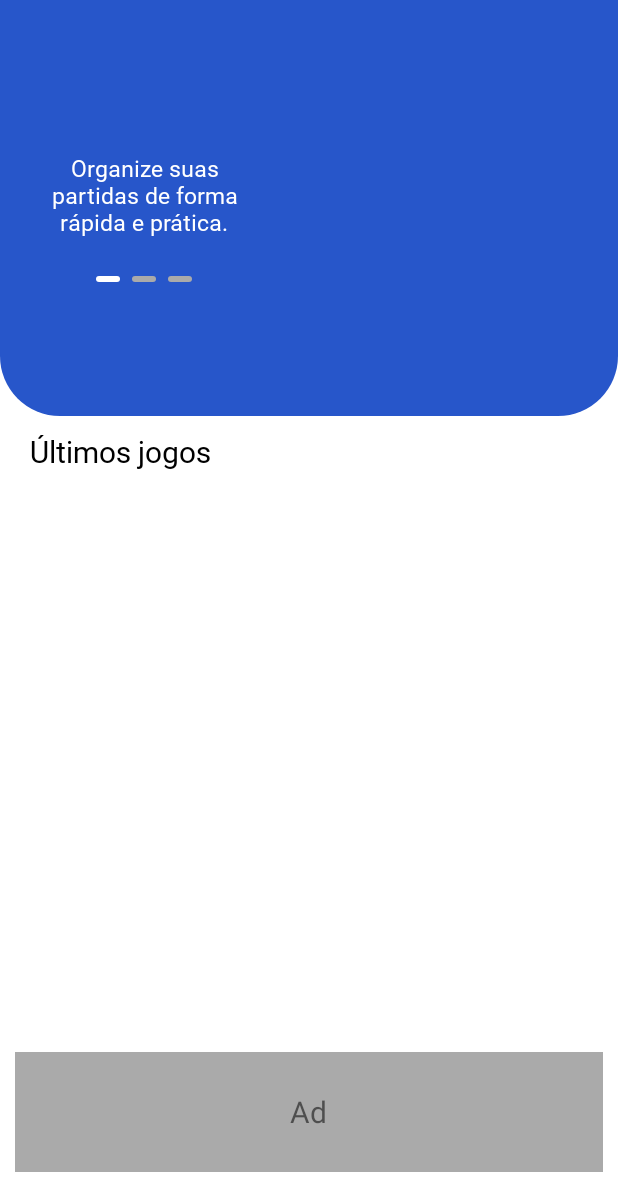
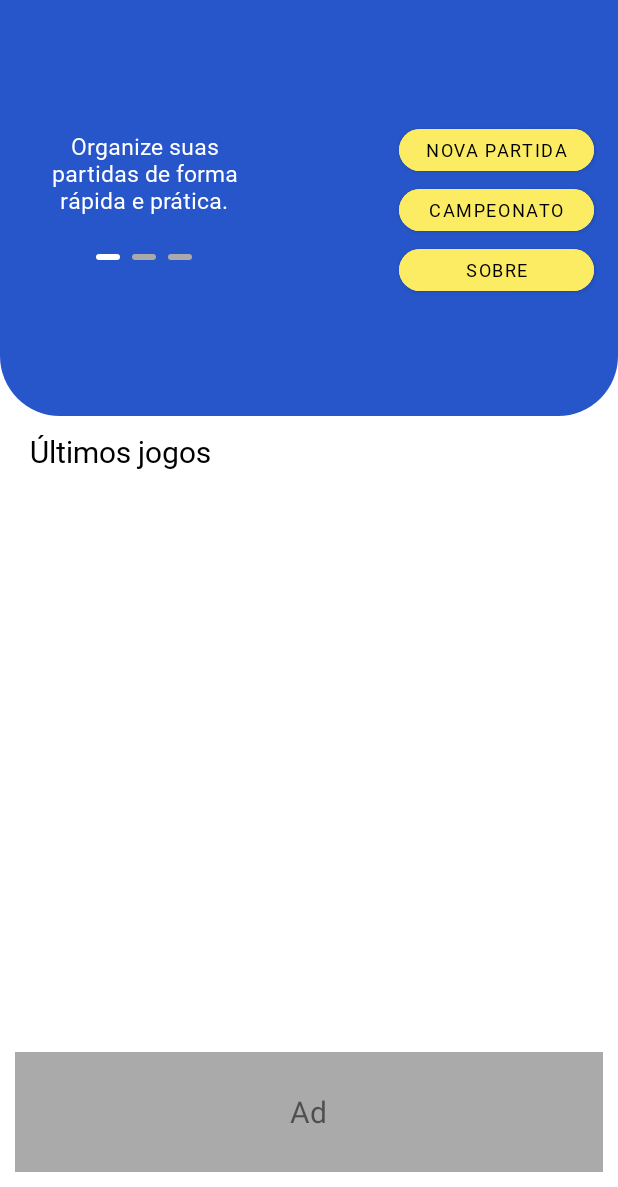
Before and after one commit to samirmaciel/FutStreet-app, an Android app: the screen it shows after launch (MainActivity), on a phone screen of 412 x 824 dp, the part 49-1236 px from its top. Run offline under Robolectric (Android 15) with nearby library versions, the phone set to English and light mode, and no system bars.

Commit message:
Home menu created

```diff
--- a/app/src/main/java/com/samirmaciel/futstreet/modules/home/HomeFragment.kt
+++ b/app/src/main/java/com/samirmaciel/futstreet/modules/home/HomeFragment.kt
@@ -1,9 +1,11 @@
 package com.samirmaciel.futstreet.modules.home
 
 import android.os.Bundle
+import android.util.Log
 import android.view.View
 import androidx.fragment.app.Fragment
 import androidx.fragment.app.activityViewModels
+import androidx.navigation.Navigation
 import androidx.navigation.findNavController
 import androidx.navigation.fragment.findNavController
 import com.samirmaciel.futstreet.R
@@ -23,7 +25,17 @@ class HomeFragment : Fragment(R.layout.fragment_home) {
         super.onViewCreated(view, savedInstanceState)
         _binding = FragmentHomeBinding.bind(view)
         initPagerSlide(viewModel.getDescriptions())
+        Log.d("HOMEFRAGMENT", "onViewCreated: "+ binding.viewPageDescription.currentItem )
+
+    }
+
+    override fun onStart() {
+        super.onStart()
         timer.scheduleAtFixedRate(SlideTimer(this), 4000, 6000)
+        Log.d("HOMEFRAGMENT", "onStart: ")
+        binding.buttonNewPlay.setOnClickListener{
+            findNavController().navigate(R.id.action_homeFragment_to_gameSettingFragment)
+        }
     }
 
 
@@ -51,13 +63,20 @@ class HomeFragment : Fragment(R.layout.fragment_home) {
 
     }
 
+    override fun onResume() {
+        super.onResume()
+        timer.scheduleAtFixedRate(SlideTimer(this), 4000, 6000 )
+    }
+
     override fun onPause() {
         super.onPause()
+        Log.d("HOMEFRAGMENT", "onPause: ")
         timer.cancel()
     }
 
     override fun onDestroy() {
         super.onDestroy()
+        Log.d("HOMEFRAGMENT", "onDestroy: ")
         timer.cancel()
         _binding = null
     }
--- a/app/src/main/res/layout/activity_main.xml
+++ b/app/src/main/res/layout/activity_main.xml
@@ -37,7 +37,7 @@
         android:textColor="@color/black"
         android:textSize="20sp"
        android:layout_marginVertical="10dp"
-        android:fontFamily="@font/baloo2bold"
+        android:fontFamily="@font/baloo2regular"
         app:layout_constraintStart_toStartOf="parent"/>
 
 
--- a/app/src/main/res/layout/fragment_home.xml
+++ b/app/src/main/res/layout/fragment_home.xml
@@ -26,7 +26,7 @@
         android:layout_width="160dp"
         android:layout_height="100dp"
         android:layout_marginStart="16dp"
-        android:layout_marginTop="80dp"
+        android:layout_marginTop="65dp"
         app:layout_constraintStart_toStartOf="parent"
         app:layout_constraintTop_toBottomOf="@+id/textView" />
 
@@ -35,7 +35,6 @@
         android:layout_width="160dp"
         android:layout_height="4dp"
         android:layout_marginTop="4dp"
-        app:tabMaxWidth="30dp"
         android:backgroundTint="@color/blue"
         app:layout_constraintEnd_toEndOf="@+id/viewPageDescription"
         app:layout_constraintStart_toStartOf="@+id/viewPageDescription"
@@ -43,4 +42,32 @@
         app:tabBackground="@drawable/tab_selector"
         app:tabGravity="center"
         app:tabIndicatorHeight="0dp" />
+
+    <com.google.android.material.button.MaterialButton
+        android:id="@+id/buttonNewPlay"
+        style="@style/button_menu"
+        android:layout_marginTop="80dp"
+        android:layout_marginEnd="16dp"
+        android:text="@string/new_play"
+        app:cornerRadius="15dp"
+        app:layout_constraintEnd_toEndOf="parent"
+        app:layout_constraintTop_toBottomOf="@+id/textView" />
+
+    <com.google.android.material.button.MaterialButton
+        android:id="@+id/buttonChampionship"
+        style="@style/button_menu"
+        android:text="@string/championship"
+        app:cornerRadius="15dp"
+        app:layout_constraintEnd_toEndOf="@+id/buttonNewPlay"
+        app:layout_constraintStart_toStartOf="@+id/buttonNewPlay"
+        app:layout_constraintTop_toBottomOf="@+id/buttonNewPlay" />
+
+    <com.google.android.material.button.MaterialButton
+        android:id="@+id/buttonAbout"
+        style="@style/button_menu"
+        android:text="@string/about"
+        app:cornerRadius="15dp"
+        app:layout_constraintStart_toStartOf="@+id/buttonChampionship"
+        app:layout_constraintTop_toBottomOf="@+id/buttonChampionship" />
+
 </androidx.constraintlayout.widget.ConstraintLayout>
--- a/app/src/main/res/values/strings.xml
+++ b/app/src/main/res/values/strings.xml
@@ -8,4 +8,7 @@
     <string name="description_one">Organize suas partidas de forma rápida e prática.</string>
     <string name="description_two">Personalize as opções de seu jogo da melhor maneira.</string>
     <string name="description_three">Notificação com informações em tempo real de seu jogo.</string>
+    <string name="new_play">Nova Partida</string>
+    <string name="championship">Campeonato</string>
+    <string name="about">Sobre</string>
 </resources>
--- /dev/null
+++ b/app/src/main/res/values/styles.xml
@@ -0,0 +1,14 @@
+<?xml version="1.0" encoding="utf-8"?>
+<resources>
+
+    <style name="button_menu">
+        <item name="android:layout_width">130dp</item>
+        <item name="android:layout_height">40dp</item>
+        <item name="android:backgroundTint">@color/yellow</item>
+        <item name="android:fontFamily">@font/baloo2semibold</item>
+        <item name="android:textColor">@color/black</item>
+        <item name="android:textSize">12sp</item>
+    </style>
+
+
+</resources>
--- a/app/src/main/res/values/themes.xml
+++ b/app/src/main/res/values/themes.xml
@@ -4,7 +4,7 @@
         <!-- Primary brand color. -->
         <item name="colorPrimary">@color/blue</item>
         <item name="colorPrimaryVariant">@color/blue</item>
-        <item name="colorOnPrimary">@color/white</item>
+        <item name="colorOnPrimary">@color/black</item>
         <!-- Secondary brand color. -->
         <item name="colorSecondary">@color/yellow</item>
         <item name="colorSecondaryVariant">@color/green</item>
```
